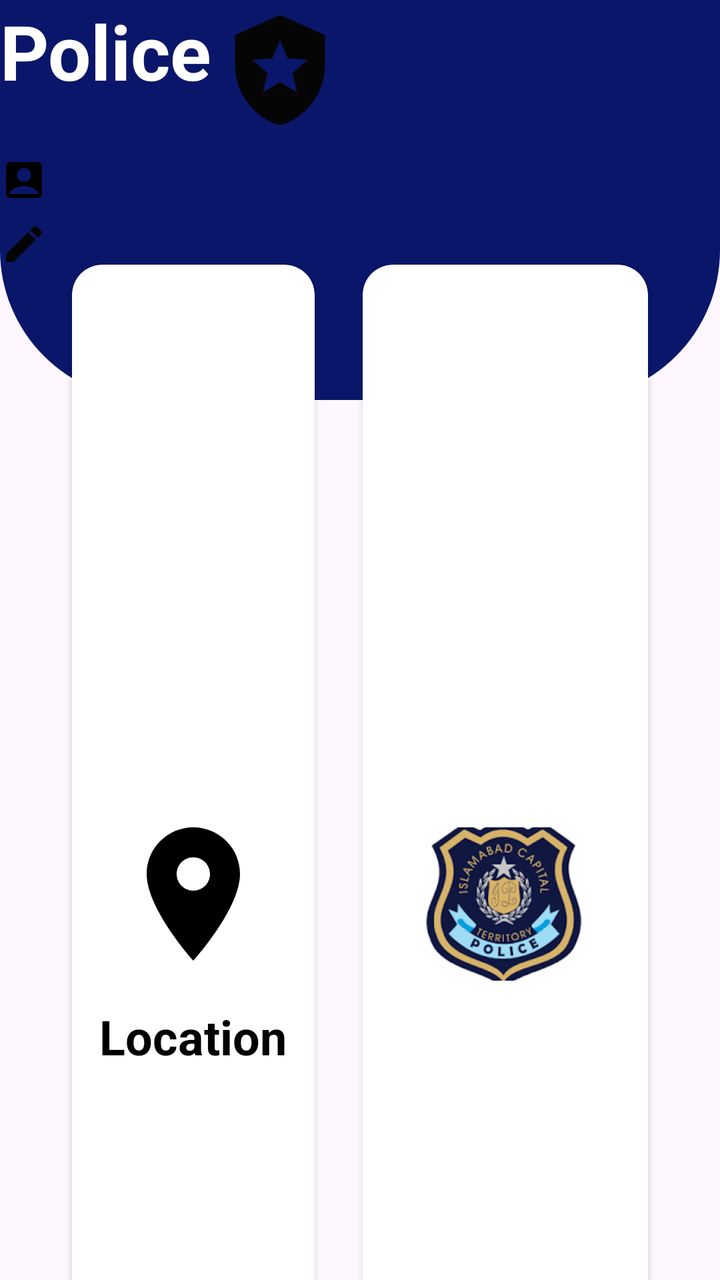
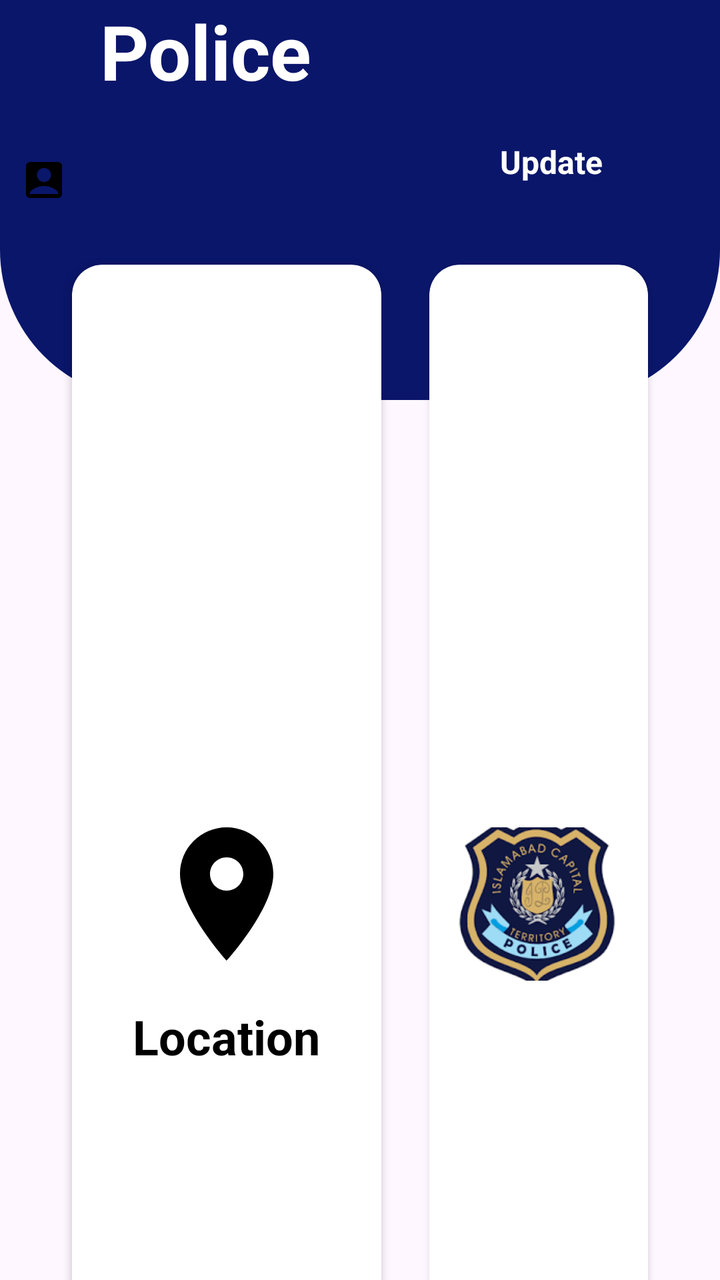

The first picture is an Android layout as it rendered before a commit; the second is the same layout after the commit. The layout source and the unified diff follow.
<!-- AndroidManifest.xml: application theme Theme.Material3.Light.NoActionBar -->
<!-- res/layout/activity_police.xml -->
<RelativeLayout
    xmlns:android="http://schemas.android.com/apk/res/android"
    xmlns:app="http://schemas.android.com/apk/res-auto"
    xmlns:tools="http://schemas.android.com/tools"
    android:id="@+id/u"
    android:layout_width="match_parent"
    android:layout_height="match_parent"
    tools:context=".Parents">
    <View
        android:id="@+id/view"
        android:layout_width="match_parent"
        android:layout_height="200dp"
        android:background="@drawable/bg_view"/>
    <GridLayout
        android:layout_below="@id/view"
        android:id="@+id/grid"
        android:layout_width="match_parent"
        android:layout_height="match_parent"
        android:rowCount="4"
        android:columnCount="2"
        android:layout_marginTop="-80dp"
        android:layout_marginLeft="24dp"
        android:layout_marginRight="24dp">
        <androidx.cardview.widget.CardView
            android:id="@+id/location_police"
            android:layout_width="100dp"
            android:layout_height="150dp"
            app:cardCornerRadius="15dp"
            android:layout_margin="12dp"
            android:layout_columnWeight="1"
            android:layout_rowWeight="1"
            android:layout_row="1"
            android:layout_column="0">
            <LinearLayout
                android:layout_width="match_parent"
                android:layout_height="150dp"
                android:layout_gravity="center"
                android:orientation="vertical">
                <ImageView
                    android:layout_width="80dp"
                    android:layout_height="110dp"
                    android:src="@drawable/location_icon"
                    android:layout_gravity="center"
                    android:contentDescription="@string/women" />
                <TextView
                    android:layout_width="wrap_content"
                    android:layout_height="wrap_content"
                    android:text="@string/Location"
                    android:textSize="24sp"
                    android:textStyle="bold"
                    android:layout_gravity="center"
                    android:textColor="@color/black"/>
            </LinearLayout>
        </androidx.cardview.widget.CardView>
        <androidx.cardview.widget.CardView
            android:id="@+id/c_location"

            android:layout_width="100dp"
            android:layout_height="150dp"
            app:cardCornerRadius="15dp"
            android:layout_margin="12dp"
            android:layout_columnWeight="1"
            android:layout_rowWeight="1"
            android:layout_row="1"
            android:layout_column="1">
            <LinearLayout
                android:layout_width="match_parent"
                android:layout_height="150dp"
                android:layout_gravity="center"
                android:orientation="vertical">
                <ImageView
                    android:layout_width="90dp"
                    android:layout_height="120dp"
                    android:src="@drawable/image"
                    android:layout_gravity="center"
                    android:contentDescription="@string/current_Location" />

            </LinearLayout>
        </androidx.cardview.widget.CardView>
        <androidx.cardview.widget.CardView
            android:id="@+id/notification_background"
            android:layout_width="100dp"
            android:layout_height="150dp"
            app:cardCornerRadius="15dp"
            android:layout_margin="12dp"
            android:layout_columnWeight="1"
            android:layout_rowWeight="1"
            android:layout_row="2"
            android:layout_column="0">
            <LinearLayout
                android:layout_width="match_parent"
                android:layout_height="150dp"
                android:layout_gravity="center"
                android:orientation="vertical">
                <ImageView
                    android:layout_width="150dp"
                    android:layout_height="80dp"
                    android:src="@drawable/notification"
                    android:layout_gravity="center"
                    android:contentDescription="@string/women" />
                <TextView
                    android:layout_width="wrap_content"
                    android:layout_height="wrap_content"
                    android:text="@string/notification"
                    android:textSize="24sp"
                    android:textStyle="bold"
                    android:layout_gravity="center"
                    android:textColor="@color/black"/>
            </LinearLayout>
        </androidx.cardview.widget.CardView>
        <androidx.cardview.widget.CardView
            android:id="@+id/safetyTips"
            android:layout_width="100dp"
            android:layout_height="150dp"
            app:cardCornerRadius="15dp"
            android:layout_margin="12dp"
            android:layout_columnWeight="2"
            android:layout_rowWeight="1"
            android:layout_row="2"
            android:layout_column="1">
            <LinearLayout
                android:layout_width="match_parent"
                android:layout_height="150dp"
                android:layout_gravity="center"
                android:orientation="vertical">
                <ImageView
                    android:layout_width="80dp"
                    android:layout_height="80dp"
                    android:src="@drawable/tips"
                    android:layout_gravity="center"
                    android:contentDescription="@string/women" />
                <TextView
                    android:layout_width="wrap_content"
                    android:layout_height="wrap_content"
                    android:text="@string/safety_tips"
                    android:textSize="24sp"
                    android:textStyle="bold"
                    android:layout_gravity="center"
                    android:textColor="@color/black"/>
            </LinearLayout>
        </androidx.cardview.widget.CardView>

        <androidx.cardview.widget.CardView
            android:id="@+id/logout"
            android:layout_width="100dp"
            android:layout_height="150dp"
            app:cardCornerRadius="15dp"
            android:layout_margin="12dp"
            android:layout_columnWeight="1"
            android:layout_rowWeight="1"
            android:layout_row="3"
            android:layout_column="1">
            <LinearLayout
                android:layout_width="match_parent"
                android:layout_height="150dp"
                android:layout_gravity="center"
                android:orientation="vertical">
                <ImageView
                    android:layout_width="80dp"
                    android:layout_height="80dp"
                    android:src="@drawable/logout"
                    android:layout_gravity="center"
                    android:contentDescription="@string/women" />
                <TextView
                    android:layout_width="wrap_content"
                    android:layout_height="wrap_content"
                    android:text="@string/logout"
                    android:textSize="24sp"
                    android:textStyle="bold"
                    android:layout_gravity="center"
                    android:textColor="@color/black"/>
            </LinearLayout>
        </androidx.cardview.widget.CardView>

    </GridLayout>
    <LinearLayout
        android:id="@+id/name"
        android:layout_width="match_parent"
        android:layout_height="wrap_content"
        android:orientation="vertical">



    <TextView
        android:layout_width="170dp"
        android:layout_height="70dp"
        android:text="@string/Police"
        android:textColor="@color/white"
        android:textSize="38sp"
        android:textStyle="bold"
        app:drawableEndCompat="@drawable/police" />
        <TextView
            android:id="@+id/userAcc"
            android:layout_width="match_parent"
            android:layout_height="40dp"
            android:autofillHints="userEmail"
            android:contentDescription="@string/email"
            android:ems="10"
            android:textSize="16sp"
            app:drawableStartCompat="@drawable/user" />
        <ImageView
            android:layout_width="wrap_content"
            android:layout_height="wrap_content"
            android:src="@drawable/edit"
            android:id="@+id/updateProfile"
            android:contentDescription="@string/update"/>


    </LinearLayout>



</RelativeLayout>
<!-- resources referenced by this layout -->
<resources>
  <color name="black">#000</color>
  <color name="white">#FFFF</color>
  <!-- drawable bg_view (drawable) -->
  <?xml version="1.0" encoding="utf-8"?>
  <shape xmlns:android="http://schemas.android.com/apk/res/android">
  <corners android:bottomLeftRadius="75dp"
      android:bottomRightRadius="75dp"/>
      <solid android:color="@color/my_primary"/>
  </shape>
  <!-- drawable edit (drawable) -->
  <vector xmlns:android="http://schemas.android.com/apk/res/android" android:height="24dp" android:tint="#050505" android:viewportHeight="24" android:viewportWidth="24" android:width="24dp">
        
      <path android:fillColor="@android:color/white" android:pathData="M3,17.25V21h3.75L17.81,9.94l-3.75,-3.75L3,17.25zM20.71,7.04c0.39,-0.39 0.39,-1.02 0,-1.41l-2.34,-2.34c-0.39,-0.39 -1.02,-0.39 -1.41,0l-1.83,1.83 3.75,3.75 1.83,-1.83z"/>
      
  </vector>
  <!-- drawable location_icon (drawable) -->
  <vector xmlns:android="http://schemas.android.com/apk/res/android" android:height="60dp" android:tint="#000" android:viewportHeight="24" android:viewportWidth="24" android:width="60dp">
        
      <path android:fillColor="@android:color/black" android:pathData="M12,2C8.13,2 5,5.13 5,9c0,5.25 7,13 7,13s7,-7.75 7,-13c0,-3.87 -3.13,-7 -7,-7zM12,11.5c-1.38,0 -2.5,-1.12 -2.5,-2.5s1.12,-2.5 2.5,-2.5 2.5,1.12 2.5,2.5 -1.12,2.5 -2.5,2.5z"/>
      
  </vector>
  <!-- drawable logout (drawable) -->
  <vector xmlns:android="http://schemas.android.com/apk/res/android" android:autoMirrored="true" android:height="60dp" android:tint="#090808" android:viewportHeight="24" android:viewportWidth="24" android:width="60dp">
        
      <path android:fillColor="@android:color/white" android:pathData="M17,7l-1.41,1.41L18.17,11H8v2h10.17l-2.58,2.58L17,17l5,-5zM4,5h8V3H4c-1.1,0 -2,0.9 -2,2v14c0,1.1 0.9,2 2,2h8v-2H4V5z"/>
      
  </vector>
  <!-- drawable notification (drawable) -->
  <vector xmlns:android="http://schemas.android.com/apk/res/android" android:height="60dp" android:tint="#050505" android:viewportHeight="24" android:viewportWidth="24" android:width="60dp">
        
      <path android:fillColor="@android:color/white" android:pathData="M12,22c1.1,0 2,-0.9 2,-2h-4c0,1.1 0.89,2 2,2zM18,16v-5c0,-3.07 -1.64,-5.64 -4.5,-6.32L13.5,4c0,-0.83 -0.67,-1.5 -1.5,-1.5s-1.5,0.67 -1.5,1.5v0.68C7.63,5.36 6,7.92 6,11v5l-2,2v1h16v-1l-2,-2z"/>
      
  </vector>
  <!-- drawable police (drawable) -->
  <vector xmlns:android="http://schemas.android.com/apk/res/android" android:height="60dp" android:tint="#050505" android:viewportHeight="24" android:viewportWidth="24" android:width="60dp">
        
      <path android:fillColor="@android:color/white" android:pathData="M12,1L3,5v6c0,5.55 3.84,10.74 9,12c5.16,-1.26 9,-6.45 9,-12V5L12,1zM14.5,12.59l0.9,3.88L12,14.42l-3.4,2.05l0.9,-3.87l-3,-2.59l3.96,-0.34L12,6.02l1.54,3.64L17.5,10L14.5,12.59z"/>
      
  </vector>
  <!-- drawable user (drawable) -->
  <vector android:height="24dp" android:tint="#000000"
      android:viewportHeight="24" android:viewportWidth="24"
      android:width="24dp" xmlns:android="http://schemas.android.com/apk/res/android">
      <path android:fillColor="@android:color/white" android:pathData="M19,3H5C3.9,3 3,3.9 3,5v14c0,1.1 0.9,2 2,2h14c1.1,0 2,-0.9 2,-2V5C21,3.9 20.1,3 19,3zM12,6c1.93,0 3.5,1.57 3.5,3.5c0,1.93 -1.57,3.5 -3.5,3.5s-3.5,-1.57 -3.5,-3.5C8.5,7.57 10.07,6 12,6zM19,19H5v-0.23c0,-0.62 0.28,-1.2 0.76,-1.58C7.47,15.82 9.64,15 12,15s4.53,0.82 6.24,2.19c0.48,0.38 0.76,0.97 0.76,1.58V19z"/>
  </vector>
  <string name="Location">Location</string>
  <string name="Police">Police</string>
  <string name="current_Location">Current Location</string>
  <string name="email">email</string>
  <string name="logout">Logout</string>
  <string name="notification">Notification</string>
  <string name="safety_tips">Safety Tips</string>
  <string name="update">Update</string>
  <string name="women">Women</string>
  <color name="my_primary">#0A166A</color>
  <!-- unchanged entries left out for length: 2 -->
</resources>

<!-- the commit's change to res/layout/activity_police.xml (unified diff, before → after) -->
@@ -79,7 +79,7 @@
         </androidx.cardview.widget.CardView>
         <androidx.cardview.widget.CardView
             android:id="@+id/notification_background"
-            android:layout_width="100dp"
+            android:layout_width="150dp"
             android:layout_height="150dp"
             app:cardCornerRadius="15dp"
             android:layout_margin="12dp"
@@ -102,7 +102,7 @@
                     android:layout_width="wrap_content"
                     android:layout_height="wrap_content"
                     android:text="@string/notification"
-                    android:textSize="24sp"
+                    android:textSize="22sp"
                     android:textStyle="bold"
                     android:layout_gravity="center"
                     android:textColor="@color/black"/>
@@ -173,40 +173,45 @@
         </androidx.cardview.widget.CardView>
 
     </GridLayout>
-    <LinearLayout
-        android:id="@+id/name"
-        android:layout_width="match_parent"
-        android:layout_height="wrap_content"
-        android:orientation="vertical">
+
 
 
 
     <TextView
+        android:id="@+id/name2"
         android:layout_width="170dp"
         android:layout_height="70dp"
         android:text="@string/Police"
+        android:paddingStart="50dp"
         android:textColor="@color/white"
         android:textSize="38sp"
-        android:textStyle="bold"
-        app:drawableEndCompat="@drawable/police" />
+        android:textStyle="bold" />
         <TextView
             android:id="@+id/userAcc"
-            android:layout_width="match_parent"
+            android:layout_width="250dp"
             android:layout_height="40dp"
             android:autofillHints="userEmail"
             android:contentDescription="@string/email"
             android:ems="10"
+            android:padding="10dp"
+            android:layout_below="@+id/name2"
             android:textSize="16sp"
             app:drawableStartCompat="@drawable/user" />
-        <ImageView
-            android:layout_width="wrap_content"
-            android:layout_height="wrap_content"
-            android:src="@drawable/edit"
+
+        <TextView
             android:id="@+id/updateProfile"
-            android:contentDescription="@string/update"/>
-
-
-    </LinearLayout>
+            android:layout_width="100dp"
+            android:layout_height="30dp"
+            android:text="@string/update"
+            android:textSize="16sp"
+            android:textStyle="bold"
+            android:textColor="@color/white"
+            android:layout_toEndOf="@+id/userAcc"
+            android:layout_below="@+id/name2"
+            android:contentDescription="@string/update"
+            android:src="@drawable/edit" />
+
+
 
 
 
<!-- resource entries referenced after the edit -->
@@ -33,12 +33,6 @@
       <path android:fillColor="@android:color/white" android:pathData="M12,22c1.1,0 2,-0.9 2,-2h-4c0,1.1 0.89,2 2,2zM18,16v-5c0,-3.07 -1.64,-5.64 -4.5,-6.32L13.5,4c0,-0.83 -0.67,-1.5 -1.5,-1.5s-1.5,0.67 -1.5,1.5v0.68C7.63,5.36 6,7.92 6,11v5l-2,2v1h16v-1l-2,-2z"/>
       
   </vector>
-  <!-- drawable police (drawable) -->
-  <vector xmlns:android="http://schemas.android.com/apk/res/android" android:height="60dp" android:tint="#050505" android:viewportHeight="24" android:viewportWidth="24" android:width="60dp">
-        
-      <path android:fillColor="@android:color/white" android:pathData="M12,1L3,5v6c0,5.55 3.84,10.74 9,12c5.16,-1.26 9,-6.45 9,-12V5L12,1zM14.5,12.59l0.9,3.88L12,14.42l-3.4,2.05l0.9,-3.87l-3,-2.59l3.96,-0.34L12,6.02l1.54,3.64L17.5,10L14.5,12.59z"/>
-      
-  </vector>
   <!-- drawable user (drawable) -->
   <vector android:height="24dp" android:tint="#000000"
       android:viewportHeight="24" android:viewportWidth="24"
